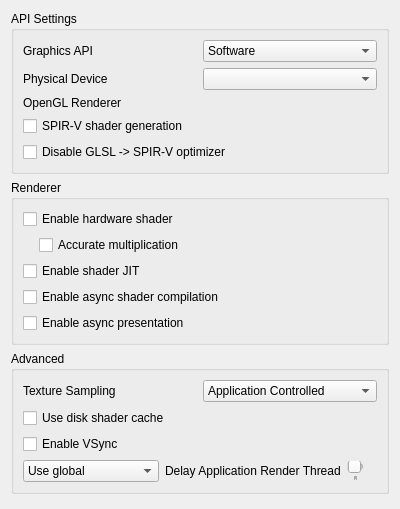
azahar-emu/azahar, file src/citra_qt/configuration/configure_graphics.ui: the form before one commit.
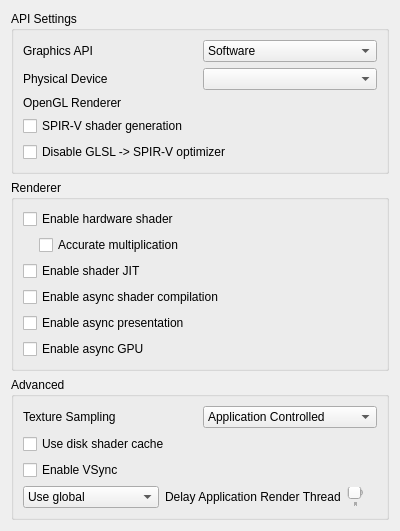
The form after the commit.

The edit to the form file:
```diff
--- a/src/citra_qt/configuration/configure_graphics.ui
+++ b/src/citra_qt/configuration/configure_graphics.ui
@@ -241,6 +241,16 @@
         </property>
        </widget>
       </item>
+      <item>
+       <widget class="QCheckBox" name="toggle_async_gpu">
+        <property name="toolTip">
+         <string>&lt;html&gt;&lt;head/&gt;&lt;body&gt;&lt;p&gt;Process GPU commands asynchronously on a separate thread, similar to real 3DS hardware. Improves performance in CPU-bound scenarios. Works with OpenGL and Software renderers (disabled with Vulkan due to rendering thread requirements).&lt;/p&gt;&lt;/body&gt;&lt;/html&gt;</string>
+        </property>
+        <property name="text">
+         <string>Enable async GPU</string>
+        </property>
+       </widget>
+      </item>
      </layout>
     </widget>
    </item>
```
